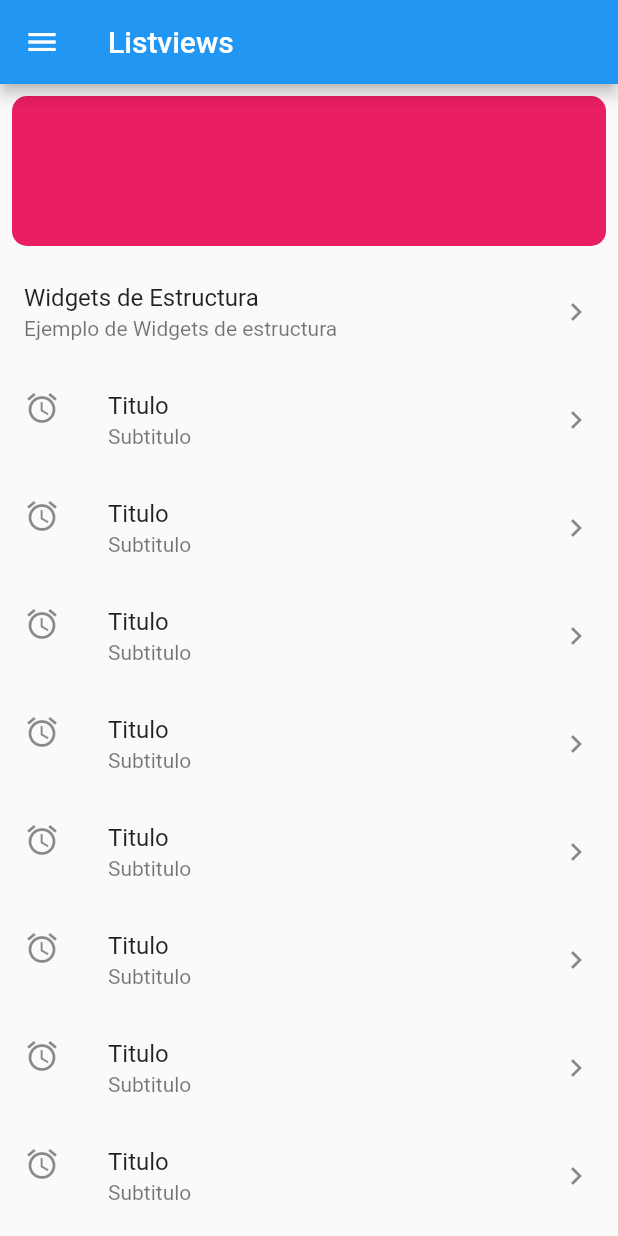
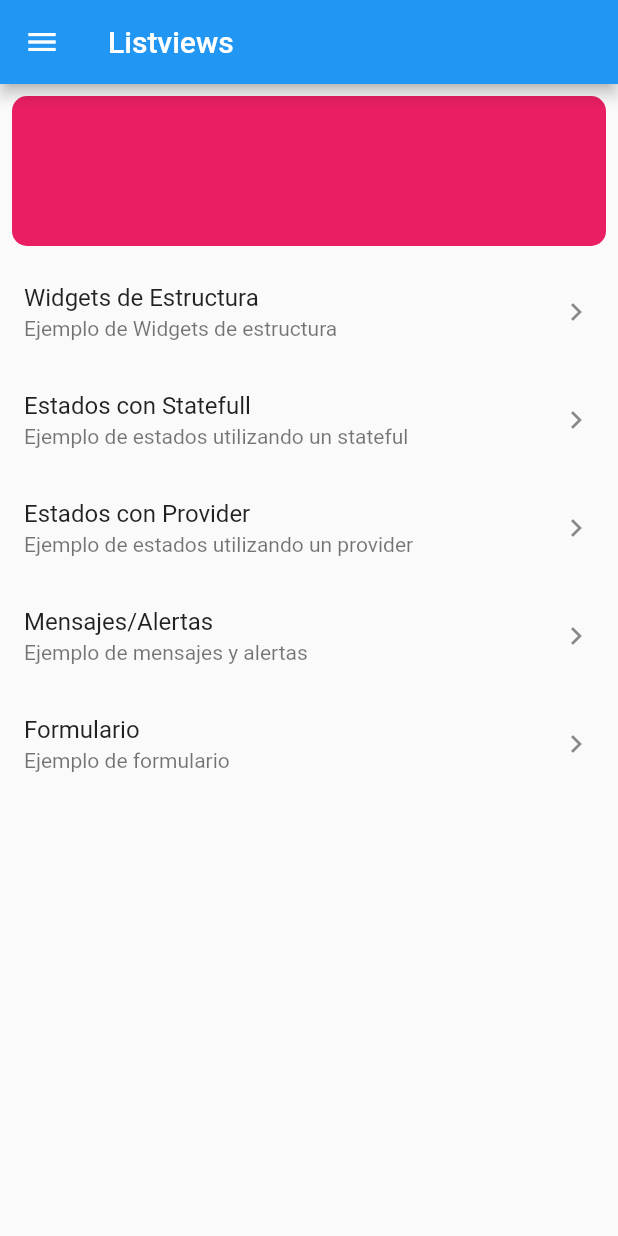
Before and after one commit to conejodan/flutter_dignal_2023, a Flutter app: the screen it shows after launch, on a phone screen of 412 x 824 dp. Run offline on Flutter 3.47's test engine with Material 2 defaults, Android fonts, the light colour scheme and no system bars.

Commit message:
Agregando mensajes de alertas, snackbar y formularios

```diff
--- a/lib/main.dart
+++ b/lib/main.dart
@@ -1,6 +1,12 @@
 import 'package:flutter/material.dart';
+import 'package:flutter_dignal_2023/providers/estados_provider.dart';
+import 'package:flutter_dignal_2023/screens/estados_provider_screen.dart';
+import 'package:flutter_dignal_2023/screens/estados_screen.dart';
+import 'package:flutter_dignal_2023/screens/formularios_screen.dart';
 import 'package:flutter_dignal_2023/screens/listview_screen.dart';
+import 'package:flutter_dignal_2023/screens/mensajes_screen.dart';
 import 'package:flutter_dignal_2023/screens/widgets_estructura_screen.dart';
+import 'package:provider/provider.dart';
 
 void main() {
   runApp(const MyApp());
@@ -12,7 +18,13 @@ class MyApp extends StatelessWidget {
   // This widget is the root of your application.
   @override
   Widget build(BuildContext context) {
-    return MaterialApp(
+    return MultiProvider(
+      providers: [
+        ChangeNotifierProvider(
+          create: (context) => EstadosProvider(),
+        )
+      ],
+      child: MaterialApp(
         title: 'Flutter Demo',
         theme: ThemeData(
           primarySwatch: Colors.blue,
@@ -22,8 +34,13 @@ class MyApp extends StatelessWidget {
         initialRoute: ListviewScreen.route,
         routes: {
           ListviewScreen.route: (context) => ListviewScreen(),
-        WidgetsEstructuraScreen.route: (context) => WidgetsEstructuraScreen()
+          WidgetsEstructuraScreen.route: (context) => WidgetsEstructuraScreen(),
+          EstadosScreen.route: (context) => EstadosScreen(),
+          EstadosProviderScreen.route: (context) => EstadosProviderScreen(),
+          MensajesScreen.route: (context) => MensajesScreen(),
+          FormulariosScreen.route: (context) => FormulariosScreen(),
         },
+      ),
     );
   }
 }
--- /dev/null
+++ b/lib/providers/estados_provider.dart
@@ -0,0 +1,18 @@
+import 'package:flutter/material.dart';
+
+class EstadosProvider with ChangeNotifier {
+  bool _activo = true;
+
+  bool get activo => _activo;
+
+  set activo(bool value) {
+    print("cambiando valor");
+    print(value);
+    _activo = value;
+    notifyListeners();
+  }
+
+  String titulo = "";
+
+  List<Map<String, String>> alumnos = [];
+}
--- a/lib/screens/listview_screen.dart
+++ b/lib/screens/listview_screen.dart
@@ -1,5 +1,9 @@
 import 'package:flutter/material.dart';
+import 'package:flutter_dignal_2023/screens/estados_provider_screen.dart';
+import 'package:flutter_dignal_2023/screens/estados_screen.dart';
+import 'package:flutter_dignal_2023/screens/mensajes_screen.dart';
 import 'package:flutter_dignal_2023/screens/widgets_estructura_screen.dart';
+import 'package:flutter_dignal_2023/screens/formularios_screen.dart';
 
 class ListviewScreen extends StatelessWidget {
   const ListviewScreen({super.key});
@@ -66,64 +70,46 @@ class ListviewScreen extends StatelessWidget {
             onLongPress: () => print('Long press'),
           ),
           ListTile(
-            leading: Icon(Icons.alarm),
-            title: Text('Titulo'),
-            subtitle: Text('Subtitulo'),
+            //leading: Icon(Icons.alarm),
+            title: Text('Estados con Statefull'),
+            subtitle: Text('Ejemplo de estados utilizando un stateful'),
             trailing: Icon(Icons.chevron_right),
+            onTap: () {
+              print('Enviando a widgets de estructura');
+              Navigator.pushNamed(context, EstadosScreen.route);
+            },
+            onLongPress: () => print('Long press'),
           ),
           ListTile(
-            leading: Icon(Icons.alarm),
-            title: Text('Titulo'),
-            subtitle: Text('Subtitulo'),
+            //leading: Icon(Icons.alarm),
+            title: Text('Estados con Provider'),
+            subtitle: Text('Ejemplo de estados utilizando un provider'),
             trailing: Icon(Icons.chevron_right),
+            onTap: () {
+              print('Enviando a estados con provider');
+              Navigator.pushNamed(context, EstadosProviderScreen.route);
+            },
+            onLongPress: () => print('Long press'),
           ),
           ListTile(
-            leading: Icon(Icons.alarm),
-            title: Text('Titulo'),
-            subtitle: Text('Subtitulo'),
+            //leading: Icon(Icons.alarm),
+            title: Text('Mensajes/Alertas'),
+            subtitle: Text('Ejemplo de mensajes y alertas'),
             trailing: Icon(Icons.chevron_right),
+            onTap: () {
+              Navigator.pushNamed(context, MensajesScreen.route);
+            },
+            onLongPress: () => print('Long press'),
           ),
           ListTile(
-            leading: Icon(Icons.alarm),
-            title: Text('Titulo'),
-            subtitle: Text('Subtitulo'),
+            //leading: Icon(Icons.alarm),
+            title: Text('Formulario'),
+            subtitle: Text('Ejemplo de formulario'),
             trailing: Icon(Icons.chevron_right),
-          ),
-          ListTile(
-            leading: Icon(Icons.alarm),
-            title: Text('Titulo'),
-            subtitle: Text('Subtitulo'),
-            trailing: Icon(Icons.chevron_right),
-          ),
-          ListTile(
-            leading: Icon(Icons.alarm),
-            title: Text('Titulo'),
-            subtitle: Text('Subtitulo'),
-            trailing: Icon(Icons.chevron_right),
-          ),
-          ListTile(
-            leading: Icon(Icons.alarm),
-            title: Text('Titulo'),
-            subtitle: Text('Subtitulo'),
-            trailing: Icon(Icons.chevron_right),
-          ),
-          ListTile(
-            leading: Icon(Icons.alarm),
-            title: Text('Titulo'),
-            subtitle: Text('Subtitulo'),
-            trailing: Icon(Icons.chevron_right),
-          ),
-          ListTile(
-            leading: Icon(Icons.alarm),
-            title: Text('Titulo'),
-            subtitle: Text('Subtitulo'),
-            trailing: Icon(Icons.chevron_right),
-          ),
-          ListTile(
-            leading: Icon(Icons.alarm),
-            title: Text('Titulo'),
-            subtitle: Text('Subtitulo'),
-            trailing: Icon(Icons.chevron_right),
+            onTap: () {
+              Navigator.pushNamed(context, FormulariosScreen.route);
+            },
+            onLongPress: () => print('Long press'),
           ),
         ],
       ),
--- a/pubspec.yaml
+++ b/pubspec.yaml
@@ -36,6 +36,7 @@ dependencies:
   # The following adds the Cupertino Icons font to your application.
   # Use with the CupertinoIcons class for iOS style icons.
   cupertino_icons: ^1.0.2
+  provider: ^6.0.5
 
 dev_dependencies:
   flutter_test:
```
Also changed, not shown: lib/screens/estados2_screen.dart (added, +44 -0 lines), lib/screens/estados_provider_screen.dart (added, +70 -0 lines), lib/screens/estados_screen.dart (added, +83 -0 lines), lib/screens/formularios_screen.dart (added, +116 -0 lines), lib/screens/mensajes_screen.dart (added, +74 -0 lines), assets/logo.png (added), pubspec.lock. Lines whose indentation alone changed are shown as unchanged.
